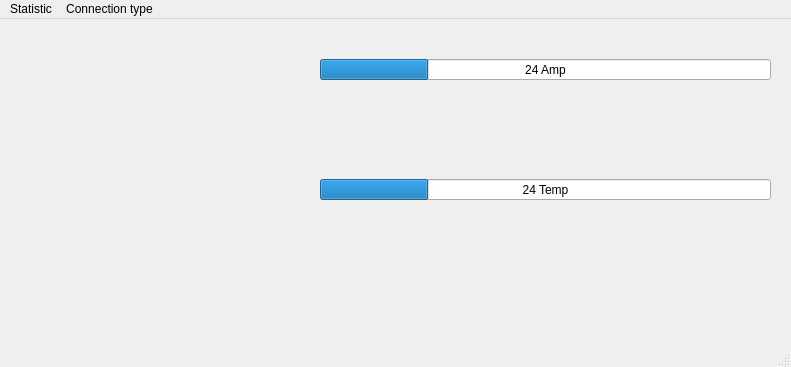
jon007a/Modbus, file mainwindow.ui: the form before one commit.
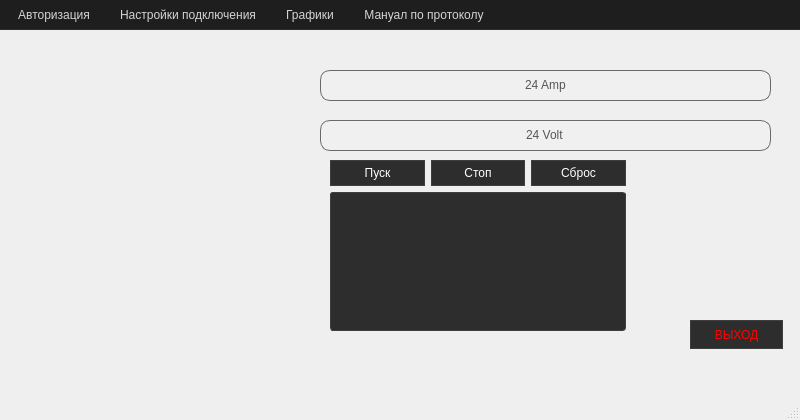
The form after the commit.

```diff
--- a/mainwindow.ui
+++ b/mainwindow.ui
@@ -6,10 +6,28 @@
    <rect>
     <x>0</x>
     <y>0</y>
-    <width>791</width>
-    <height>367</height>
+    <width>800</width>
+    <height>420</height>
    </rect>
   </property>
+  <property name="sizePolicy">
+   <sizepolicy hsizetype="Preferred" vsizetype="Preferred">
+    <horstretch>0</horstretch>
+    <verstretch>0</verstretch>
+   </sizepolicy>
+  </property>
+  <property name="minimumSize">
+   <size>
+    <width>800</width>
+    <height>420</height>
+   </size>
+  </property>
+  <property name="maximumSize">
+   <size>
+    <width>800</width>
+    <height>420</height>
+   </size>
+  </property>
   <property name="windowTitle">
    <string>MainWindow</string>
   </property>
@@ -35,9 +53,29 @@
       <x>320</x>
       <y>40</y>
       <width>451</width>
-      <height>21</height>
+      <height>31</height>
      </rect>
     </property>
+    <property name="styleSheet">
+     <string notr="true">QProgressBar {
+    background-color: #f0f0f0;               /* Светлый фон */
+    border: 1px solid #696969;               /* Светло-серая граница */
+    border-radius: 10px;                     /* Закругленные края */
+    text-align: center;                      /* Центрирование текста */
+    font-size: 12px;                         /* Размер шрифта */
+    color: #555555;                          /* Темный цвет текста */
+    min-height: 25px;                        /* Высота прогресс-бара */
+}
+
+QProgressBar::chunk {
+    background-color: qlineargradient(
+        spread:pad, x1:0, y1:0, x2:1, y2:1,
+        stop:0 #d0d0d0, stop:1 #696969);     /* Матовый серый градиент */
+    border-radius: 8px;                      /* Закругленные края сегмента */
+    margin: 2px;                             /* Отступы от краев */
+}
+</string>
+    </property>
     <property name="value">
      <number>24</number>
     </property>
@@ -52,11 +90,40 @@
     <property name="geometry">
      <rect>
       <x>320</x>
-      <y>160</y>
+      <y>90</y>
       <width>451</width>
-      <height>21</height>
+      <height>31</height>
      </rect>
     </property>
+    <property name="sizePolicy">
+     <sizepolicy hsizetype="Expanding" vsizetype="Preferred">
+      <horstretch>0</horstretch>
+      <verstretch>0</verstretch>
+     </sizepolicy>
+    </property>
+    <property name="styleSheet">
+     <string notr="true">QProgressBar {
+    background-color: #f0f0f0;               /* Светлый фон */
+    border: 1px solid #696969;               /* Светло-серая граница */
+    border-radius: 10px;                     /* Закругленные края */
+    text-align: center;                      /* Центрирование текста */
+    font-size: 12px;                         /* Размер шрифта */
+    color: #555555;                          /* Темный цвет текста */
+    min-height: 25px;                        /* Высота прогресс-бара */
+}
+
+QProgressBar::chunk {
+    background-color: qlineargradient(
+        spread:pad, x1:0, y1:0, x2:1, y2:1,
+        stop:0 #d0d0d0, stop:1 #696969);     /* Матовый серый градиент */
+    border-radius: 8px;                      /* Закругленные края сегмента */
+    margin: 2px;                             /* Отступы от краев */
+}
+</string>
+    </property>
+    <property name="maximum">
+     <number>800</number>
+    </property>
     <property name="value">
      <number>24</number>
     </property>
@@ -64,22 +131,209 @@
      <enum>Qt::Orientation::Horizontal</enum>
     </property>
     <property name="format">
-     <string>%v Temp</string>
+     <string>%v Volt</string>
     </property>
    </widget>
+   <widget class="QWidget" name="verticalLayoutWidget">
+    <property name="geometry">
+     <rect>
+      <x>330</x>
+      <y>130</y>
+      <width>296</width>
+      <height>171</height>
+     </rect>
+    </property>
+    <layout class="QVBoxLayout" name="verticalLayout">
+     <item>
+      <layout class="QHBoxLayout" name="horizontalLayout_2">
+       <item>
+        <widget class="QPushButton" name="startButton">
+         <property name="toolTip">
+          <string>Запуск устройства</string>
+         </property>
+         <property name="styleSheet">
+          <string notr="true"> QPushButton {
+       background-color: #2D2D2D; /* Цвет фона */
+       color: #FFFFFF; /* Цвет текста по умолчанию */
+       border: 1px solid #3E3E3E;
+       padding: 5px;
+   }
+   QPushButton:hover {
+       background-color: #3E3E3E; /* Цвет фона при наведении */
+   }</string>
+         </property>
+         <property name="text">
+          <string>Пуск</string>
+         </property>
+         <property name="checkable">
+          <bool>false</bool>
+         </property>
+        </widget>
+       </item>
+       <item>
+        <widget class="QPushButton" name="stopButton">
+         <property name="toolTip">
+          <string>Остановить устройство</string>
+         </property>
+         <property name="styleSheet">
+          <string notr="true">QPushButton {
+       background-color: #2D2D2D; /* Цвет фона */
+       color: #FFFFFF; /* Цвет текста по умолчанию */
+       border: 1px solid #3E3E3E;
+       padding: 5px;
+   }
+   QPushButton:hover {
+       background-color: #3E3E3E; /* Цвет фона при наведении */
+   }</string>
+         </property>
+         <property name="text">
+          <string>Стоп</string>
+         </property>
+         <property name="checkable">
+          <bool>false</bool>
+         </property>
+        </widget>
+       </item>
+       <item>
+        <widget class="QPushButton" name="resetButton">
+         <property name="toolTip">
+          <string>Сброс ошибок</string>
+         </property>
+         <property name="styleSheet">
+          <string notr="true">QPushButton {
+       background-color: #2D2D2D; /* Цвет фона */
+       color: #FFFFFF; /* Цвет текста по умолчанию */
+       border: 1px solid #3E3E3E;
+       padding: 5px;
+   }
+   QPushButton:hover {
+       background-color: #3E3E3E; /* Цвет фона при наведении */
+   }</string>
+         </property>
+         <property name="text">
+          <string>Сброс</string>
+         </property>
+        </widget>
+       </item>
+      </layout>
+     </item>
+     <item>
+      <layout class="QHBoxLayout" name="horizontalLayout_4">
+       <item>
+        <widget class="QLabel" name="statusLabel">
+         <property name="styleSheet">
+          <string notr="true">QLabel {
+    background-color: #2D2D2D;
+    color: #FFFFFF;
+    border: 1px solid #3E3E3E;
+    padding: 5px;
+    min-width: 100px;
+    font-weight: bold;
+    border-radius: 3px;
+}</string>
+         </property>
+         <property name="text">
+          <string/>
+         </property>
+        </widget>
+       </item>
+      </layout>
+     </item>
+    </layout>
+   </widget>
+   <widget class="QPushButton" name="disconnectButton">
+    <property name="geometry">
+     <rect>
+      <x>690</x>
+      <y>290</y>
+      <width>93</width>
+      <height>29</height>
+     </rect>
+    </property>
+    <property name="styleSheet">
+     <string notr="true">
+    QPushButton {
+        background-color: #2D2D2D;
+        color: #FF0000;
+        border: 1px solid #3E3E3E;
+        padding: 5px;
+        min-width: 80px;
+    }
+    QPushButton:hover {
+        background-color: #3E3E3E;
+    }
+</string>
+    </property>
+    <property name="text">
+     <string>ВЫХОД</string>
+    </property>
+   </widget>
+  </widget>
+  <widget class="QStatusBar" name="statusbar">
+   <property name="enabled">
+    <bool>true</bool>
+   </property>
+   <property name="cursor">
+    <cursorShape>ArrowCursor</cursorShape>
+   </property>
   </widget>
   <widget class="QMenuBar" name="menubar">
    <property name="geometry">
     <rect>
      <x>0</x>
      <y>0</y>
-     <width>791</width>
-     <height>21</height>
+     <width>800</width>
+     <height>33</height>
     </rect>
    </property>
+   <property name="styleSheet">
+    <string notr="true">QMenuBar {
+    background-color: #1E1E1E;
+    color: #D4D4D4;
+    border-bottom: 1px solid #2D2D2D;
+}
+QMenuBar::item {
+    padding: 8px 12px;
+    background: transparent;
+}
+QMenuBar::item:selected {
+    background-color: #2D2D2D;
+    border-radius: 4px;
+}
+QMenuBar::item:pressed {
+    background-color: #3D3D3D;
+}
+QMenu {
+    background-color: #1E1E1E;
+    color: #D4D4D4;
+    border: 1px solid #2D2D2D;
+    border-radius: 4px;
+    padding: 5px;
+    margin: 2px;
+}
+QMenu::item {
+    padding: 8px 25px 8px 20px;
+    border-radius: 4px;
+}
+QMenu::item:selected {
+    background-color: #2D2D2D;
+}
+QMenu::item:pressed {
+    background-color: #3D3D3D;
+}
+QMenu::separator {
+    height: 1px;
+    background: #2D2D2D;
+    margin: 5px 10px;
+}
+QMenu::indicator {
+    width: 18px;
+    height: 18px;
+}</string>
+   </property>
    <widget class="QMenu" name="menuStatistic">
     <property name="title">
-     <string>Statistic</string>
+     <string>Авторизация</string>
     </property>
     <addaction name="separator"/>
     <addaction name="action"/>
@@ -89,21 +343,27 @@
      <cursorShape>ArrowCursor</cursorShape>
     </property>
     <property name="title">
-     <string>Connection type</string>
+     <string>Настройки подключения</string>
     </property>
     <addaction name="separator"/>
     <addaction name="actionrtu"/>
    </widget>
+   <widget class="QMenu" name="menustatistictwo">
+    <property name="title">
+     <string>Графики</string>
+    </property>
+    <addaction name="action_2"/>
+   </widget>
+   <widget class="QMenu" name="menuModbusManual">
+    <property name="title">
+     <string>Мануал по протоколу</string>
+    </property>
+    <addaction name="actionOpenManual"/>
+   </widget>
    <addaction name="menuStatistic"/>
    <addaction name="menuConnection_type"/>
-  </widget>
-  <widget class="QStatusBar" name="statusbar">
-   <property name="enabled">
-    <bool>true</bool>
-   </property>
-   <property name="cursor">
-    <cursorShape>ArrowCursor</cursorShape>
-   </property>
+   <addaction name="menustatistictwo"/>
+   <addaction name="menuModbusManual"/>
   </widget>
   <action name="actionrtu">
    <property name="text">
```
Left out of the diff: 30 changed lines with no effect on the pictures.
